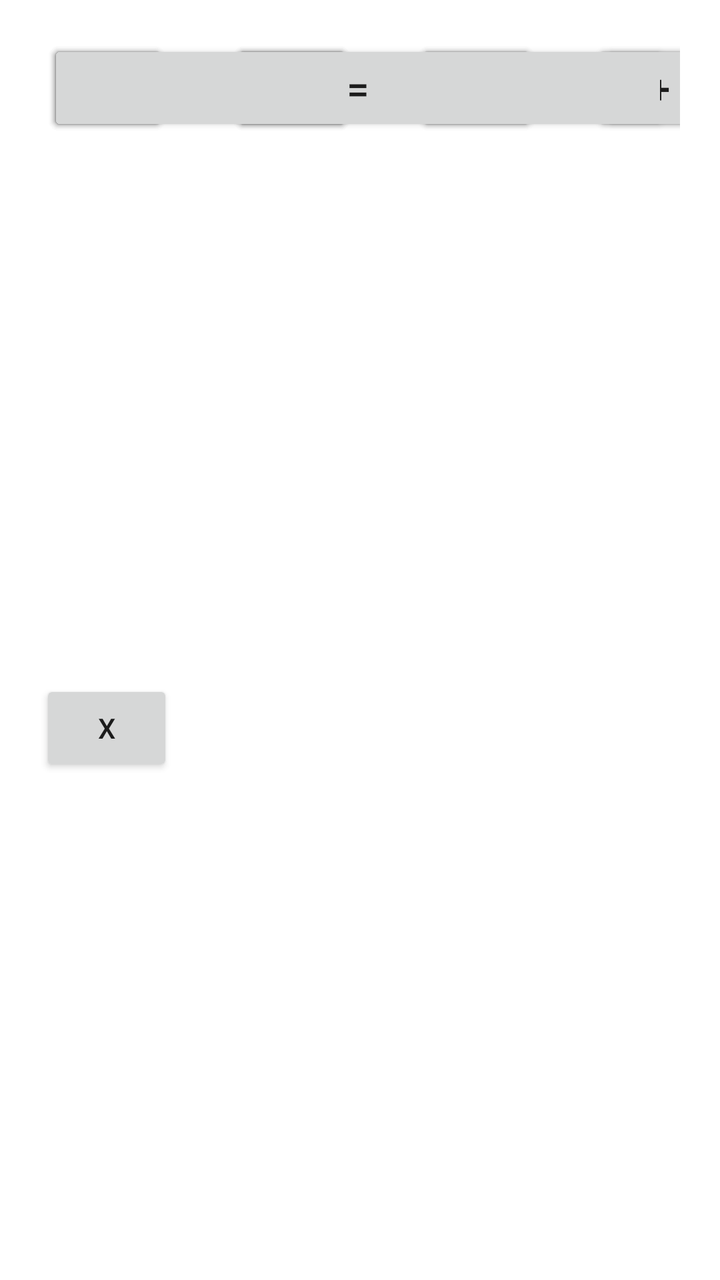
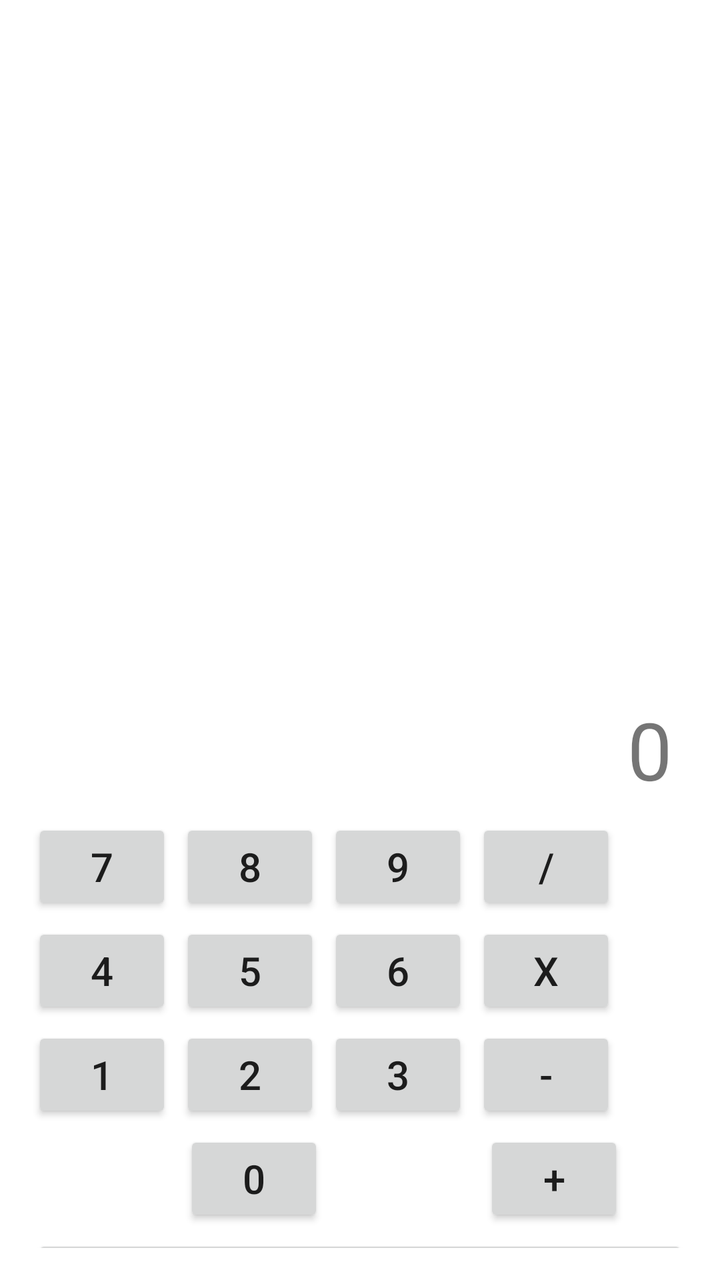

Screens rendered from an Android XML layout before and after an edit, with the pre-edit source and the edit as a unified diff.
<!-- AndroidManifest.xml: application theme Theme.Exemplo01 -->
<!-- res/layout/activity_main.xml -->
<?xml version="1.0" encoding="utf-8"?>
<androidx.constraintlayout.widget.ConstraintLayout xmlns:android="http://schemas.android.com/apk/res/android"
    xmlns:app="http://schemas.android.com/apk/res-auto"
    xmlns:tools="http://schemas.android.com/tools"
    android:layout_width="match_parent"
    android:layout_height="match_parent"
    android:padding="20dp"
    tools:context=".MainActivity">


    <Button
        android:id="@+id/buttonSeven"
        android:layout_width="180px"
        android:layout_height="wrap_content"
        android:layout_marginStart="4dp"
        android:scrollbarDefaultDelayBeforeFade="400"
        android:text="7"
        android:textSize="20sp"
        app:layout_constraintStart_toStartOf="parent"
        tools:layout_editor_absoluteY="249dp" />

    <Button
        android:id="@+id/buttonFour"
        android:layout_width="180px"
        android:layout_height="wrap_content"
        android:layout_marginStart="4dp"
        android:scrollbarDefaultDelayBeforeFade="400"
        android:text="4"
        android:textSize="20sp"
        app:layout_constraintStart_toStartOf="parent"
        tools:layout_editor_absoluteY="317dp" />

    <Button
        android:id="@+id/buttonOne"
        android:layout_width="180px"
        android:layout_height="wrap_content"
        android:layout_marginStart="4dp"
        android:scrollbarDefaultDelayBeforeFade="400"
        android:text="1"
        android:textSize="20sp"
        app:layout_constraintStart_toStartOf="parent"
        tools:layout_editor_absoluteY="385dp" />

    <Button
        android:id="@+id/buttonTwo"
        android:layout_width="180px"
        android:layout_height="wrap_content"
        android:layout_marginStart="96dp"
        android:scrollbarDefaultDelayBeforeFade="400"
        android:text="2"
        android:textSize="20sp"
        app:layout_constraintStart_toStartOf="parent"
        tools:layout_editor_absoluteY="385dp" />

    <Button
        android:id="@+id/buttonZero"
        android:layout_width="180px"
        android:layout_height="wrap_content"
        android:layout_marginStart="96dp"
        android:scrollbarDefaultDelayBeforeFade="400"
        android:text="0"
        android:textSize="20sp"
        app:layout_constraintStart_toStartOf="parent"
        tools:layout_editor_absoluteY="456dp" />

    <Button
        android:id="@+id/buttonThree"
        android:layout_width="180px"
        android:layout_height="wrap_content"
        android:layout_marginStart="188dp"
        android:scrollbarDefaultDelayBeforeFade="400"
        android:text="3"
        android:textSize="20sp"
        app:layout_constraintStart_toStartOf="parent"
        tools:layout_editor_absoluteY="386dp" />

    <Button
        android:id="@+id/buttonFive"
        android:layout_width="180px"
        android:layout_height="wrap_content"
        android:layout_marginStart="96dp"
        android:scrollbarDefaultDelayBeforeFade="400"
        android:text="5"
        android:textSize="20sp"
        app:layout_constraintStart_toStartOf="parent"
        tools:layout_editor_absoluteY="317dp" />

    <Button
        android:id="@+id/buttonSix"
        android:layout_width="180px"
        android:layout_height="wrap_content"
        android:layout_marginStart="188dp"
        android:scrollbarDefaultDelayBeforeFade="400"
        android:text="6"
        android:textSize="20sp"
        app:layout_constraintStart_toStartOf="parent"
        tools:layout_editor_absoluteY="318dp" />

    <Button
        android:id="@+id/buttonEigth"
        android:layout_width="180px"
        android:layout_height="wrap_content"
        android:layout_marginStart="96dp"
        android:text="8"
        android:textSize="20sp"
        app:layout_constraintStart_toStartOf="parent"
        tools:layout_editor_absoluteY="250dp" />

    <Button
        android:id="@+id/buttonNine"
        android:layout_width="180px"
        android:layout_height="wrap_content"
        android:layout_marginStart="188dp"
        android:text="9"
        android:textSize="20sp"
        app:layout_constraintStart_toStartOf="parent"
        tools:layout_editor_absoluteY="251dp" />

    <Button
        android:id="@+id/buttonDivision"
        android:layout_width="200px"
        android:layout_height="wrap_content"
        android:layout_marginStart="280dp"
        android:text="/"
        android:textSize="20sp"
        app:layout_constraintStart_toStartOf="parent"
        tools:layout_editor_absoluteY="250dp" />

    <Button
        android:id="@+id/buttonMultiply"
        android:layout_width="200px"
        android:layout_height="wrap_content"
        android:layout_marginTop="320dp"
        android:text="x"
        app:layout_constraintTop_toTopOf="parent"
        tools:layout_editor_absoluteX="277dp" />

    <Button
        android:id="@+id/buttonMinus"
        android:layout_width="200px"
        android:layout_height="wrap_content"
        android:layout_marginStart="276dp"
        android:text="-"
        android:textAppearance="@style/TextAppearance.AppCompat.Body1"
        android:textSize="20sp"
        app:layout_constraintStart_toStartOf="parent"
        tools:layout_editor_absoluteY="388dp" />

    <Button
        android:id="@+id/buttonPlus"
        android:layout_width="200px"
        android:layout_height="wrap_content"
        android:layout_marginStart="276dp"
        android:text="+"
        android:textSize="20sp"
        app:layout_constraintStart_toStartOf="parent"
        tools:layout_editor_absoluteY="458dp" />

    <Button
        android:id="@+id/buttonResult"
        android:layout_width="930px"
        android:layout_height="wrap_content"
        android:layout_marginStart="4dp"
        android:text="="
        android:textSize="20sp"
        app:layout_constraintStart_toStartOf="parent"
        tools:layout_editor_absoluteY="526dp" />

</androidx.constraintlayout.widget.ConstraintLayout>
<!-- resources referenced by this layout -->
<resources>
  <style name="Theme.Exemplo01" parent="Theme.MaterialComponents.DayNight.DarkActionBar">
          
          <item name="colorPrimary">@color/purple_500</item>
          <item name="colorPrimaryVariant">@color/purple_700</item>
          <item name="colorOnPrimary">@color/white</item>
          
          <item name="colorSecondary">@color/teal_200</item>
          <item name="colorSecondaryVariant">@color/teal_700</item>
          <item name="colorOnSecondary">@color/black</item>
          
          <item name="android:statusBarColor" tools:targetApi="l">?attr/colorPrimaryVariant</item>
          
      </style>
  <color name="purple_500">#FF6200EE</color>
  <color name="purple_700">#FF3700B3</color>
  <color name="white">#FFFFFFFF</color>
  <color name="teal_200">#FF03DAC5</color>
  <color name="teal_700">#FF018786</color>
  <color name="black">#FF000000</color>
</resources>

<!-- the commit's change to res/layout/activity_main.xml (unified diff, before → after) -->
@@ -4,166 +4,172 @@
     xmlns:tools="http://schemas.android.com/tools"
     android:layout_width="match_parent"
     android:layout_height="match_parent"
-    android:padding="20dp"
+    android:padding="16dp"
     tools:context=".MainActivity">
 
+    <TextView
+        android:id="@+id/numberDisplay"
+        android:layout_width="0dp"
+        android:layout_height="wrap_content"
+        android:layout_marginTop="324dp"
+        android:gravity="end"
+        android:padding="8dp"
+        android:text="0"
+        android:textSize="40sp"
+        app:layout_constraintEnd_toEndOf="parent"
+        app:layout_constraintHorizontal_bias="0.0"
+        app:layout_constraintStart_toStartOf="parent"
+        app:layout_constraintTop_toTopOf="parent" />
 
     <Button
         android:id="@+id/buttonSeven"
-        android:layout_width="180px"
+        android:layout_width="70dp"
         android:layout_height="wrap_content"
-        android:layout_marginStart="4dp"
-        android:scrollbarDefaultDelayBeforeFade="400"
         android:text="7"
         android:textSize="20sp"
-        app:layout_constraintStart_toStartOf="parent"
-        tools:layout_editor_absoluteY="249dp" />
+        app:layout_constraintTop_toBottomOf="@id/numberDisplay"
+        app:layout_constraintStart_toStartOf="parent" />
+
+    <Button
+        android:id="@+id/buttonEight"
+        android:layout_width="70dp"
+        android:layout_height="wrap_content"
+        android:text="8"
+        android:textSize="20sp"
+        app:layout_constraintTop_toTopOf="@id/buttonSeven"
+        app:layout_constraintStart_toEndOf="@id/buttonSeven"
+        android:layout_marginStart="4dp" />
+
+    <Button
+        android:id="@+id/buttonNine"
+        android:layout_width="70dp"
+        android:layout_height="wrap_content"
+        android:text="9"
+        android:textSize="20sp"
+        app:layout_constraintTop_toTopOf="@id/buttonSeven"
+        app:layout_constraintStart_toEndOf="@id/buttonEight"
+        android:layout_marginStart="4dp" />
+
+    <Button
+        android:id="@+id/buttonDivide"
+        android:layout_width="70dp"
+        android:layout_height="wrap_content"
+        android:text="/"
+        android:textSize="20sp"
+        app:layout_constraintTop_toTopOf="@id/buttonSeven"
+        app:layout_constraintStart_toEndOf="@id/buttonNine"
+        android:layout_marginStart="4dp" />
 
     <Button
         android:id="@+id/buttonFour"
-        android:layout_width="180px"
+        android:layout_width="70dp"
         android:layout_height="wrap_content"
-        android:layout_marginStart="4dp"
-        android:scrollbarDefaultDelayBeforeFade="400"
         android:text="4"
         android:textSize="20sp"
+        app:layout_constraintTop_toBottomOf="@id/buttonSeven"
         app:layout_constraintStart_toStartOf="parent"
-        tools:layout_editor_absoluteY="317dp" />
+        android:layout_marginTop="4dp" />
+
+    <Button
+        android:id="@+id/buttonFive"
+        android:layout_width="70dp"
+        android:layout_height="wrap_content"
+        android:text="5"
+        android:textSize="20sp"
+        app:layout_constraintTop_toTopOf="@id/buttonFour"
+        app:layout_constraintStart_toEndOf="@id/buttonFour"
+        android:layout_marginStart="4dp" />
+
+    <Button
+        android:id="@+id/buttonSix"
+        android:layout_width="70dp"
+        android:layout_height="wrap_content"
+        android:text="6"
+        android:textSize="20sp"
+        app:layout_constraintTop_toTopOf="@id/buttonFour"
+        app:layout_constraintStart_toEndOf="@id/buttonFive"
+        android:layout_marginStart="4dp" />
+
+    <Button
+        android:id="@+id/buttonMultiply"
+        android:layout_width="70dp"
+        android:layout_height="wrap_content"
+        android:text="x"
+        android:textSize="20sp"
+        app:layout_constraintTop_toTopOf="@id/buttonFour"
+        app:layout_constraintStart_toEndOf="@id/buttonSix"
+        android:layout_marginStart="4dp" />
 
     <Button
         android:id="@+id/buttonOne"
-        android:layout_width="180px"
+        android:layout_width="70dp"
         android:layout_height="wrap_content"
-        android:layout_marginStart="4dp"
-        android:scrollbarDefaultDelayBeforeFade="400"
         android:text="1"
         android:textSize="20sp"
+        app:layout_constraintTop_toBottomOf="@id/buttonFour"
         app:layout_constraintStart_toStartOf="parent"
-        tools:layout_editor_absoluteY="385dp" />
+        android:layout_marginTop="4dp" />
 
     <Button
         android:id="@+id/buttonTwo"
-        android:layout_width="180px"
+        android:layout_width="70dp"
         android:layout_height="wrap_content"
-        android:layout_marginStart="96dp"
-        android:scrollbarDefaultDelayBeforeFade="400"
         android:text="2"
         android:textSize="20sp"
-        app:layout_constraintStart_toStartOf="parent"
-        tools:layout_editor_absoluteY="385dp" />
+        app:layout_constraintTop_toTopOf="@id/buttonOne"
+        app:layout_constraintStart_toEndOf="@id/buttonOne"
+        android:layout_marginStart="4dp" />
+
+    <Button
+        android:id="@+id/buttonThree"
+        android:layout_width="70dp"
+        android:layout_height="wrap_content"
+        android:text="3"
+        android:textSize="20sp"
+        app:layout_constraintTop_toTopOf="@id/buttonOne"
+        app:layout_constraintStart_toEndOf="@id/buttonTwo"
+        android:layout_marginStart="4dp" />
+
+    <Button
+        android:id="@+id/buttonMinus"
+        android:layout_width="70dp"
+        android:layout_height="wrap_content"
+        android:text="-"
+        android:textSize="20sp"
+        app:layout_constraintTop_toTopOf="@id/buttonOne"
+        app:layout_constraintStart_toEndOf="@id/buttonThree"
+        android:layout_marginStart="4dp" />
 
     <Button
         android:id="@+id/buttonZero"
-        android:layout_width="180px"
+        android:layout_width="70dp"
         android:layout_height="wrap_content"
-        android:layout_marginStart="96dp"
-        android:scrollbarDefaultDelayBeforeFade="400"
+        android:layout_marginStart="76dp"
+        android:layout_marginTop="4dp"
         android:text="0"
         android:textSize="20sp"
         app:layout_constraintStart_toStartOf="parent"
-        tools:layout_editor_absoluteY="456dp" />
-
-    <Button
-        android:id="@+id/buttonThree"
-        android:layout_width="180px"
-        android:layout_height="wrap_content"
-        android:layout_marginStart="188dp"
-        android:scrollbarDefaultDelayBeforeFade="400"
-        android:text="3"
-        android:textSize="20sp"
-        app:layout_constraintStart_toStartOf="parent"
-        tools:layout_editor_absoluteY="386dp" />
-
-    <Button
-        android:id="@+id/buttonFive"
-        android:layout_width="180px"
-        android:layout_height="wrap_content"
-        android:layout_marginStart="96dp"
-        android:scrollbarDefaultDelayBeforeFade="400"
-        android:text="5"
-        android:textSize="20sp"
-        app:layout_constraintStart_toStartOf="parent"
-        tools:layout_editor_absoluteY="317dp" />
-
-    <Button
-        android:id="@+id/buttonSix"
-        android:layout_width="180px"
-        android:layout_height="wrap_content"
-        android:layout_marginStart="188dp"
-        android:scrollbarDefaultDelayBeforeFade="400"
-        android:text="6"
-        android:textSize="20sp"
-        app:layout_constraintStart_toStartOf="parent"
-        tools:layout_editor_absoluteY="318dp" />
-
-    <Button
-        android:id="@+id/buttonEigth"
-        android:layout_width="180px"
-        android:layout_height="wrap_content"
-        android:layout_marginStart="96dp"
-        android:text="8"
-        android:textSize="20sp"
-        app:layout_constraintStart_toStartOf="parent"
-        tools:layout_editor_absoluteY="250dp" />
-
-    <Button
-        android:id="@+id/buttonNine"
-        android:layout_width="180px"
-        android:layout_height="wrap_content"
-        android:layout_marginStart="188dp"
-        android:text="9"
-        android:textSize="20sp"
-        app:layout_constraintStart_toStartOf="parent"
-        tools:layout_editor_absoluteY="251dp" />
-
-    <Button
-        android:id="@+id/buttonDivision"
-        android:layout_width="200px"
-        android:layout_height="wrap_content"
-        android:layout_marginStart="280dp"
-        android:text="/"
-        android:textSize="20sp"
-        app:layout_constraintStart_toStartOf="parent"
-        tools:layout_editor_absoluteY="250dp" />
-
-    <Button
-        android:id="@+id/buttonMultiply"
-        android:layout_width="200px"
-        android:layout_height="wrap_content"
-        android:layout_marginTop="320dp"
-        android:text="x"
-        app:layout_constraintTop_toTopOf="parent"
-        tools:layout_editor_absoluteX="277dp" />
-
-    <Button
-        android:id="@+id/buttonMinus"
-        android:layout_width="200px"
-        android:layout_height="wrap_content"
-        android:layout_marginStart="276dp"
-        android:text="-"
-        android:textAppearance="@style/TextAppearance.AppCompat.Body1"
-        android:textSize="20sp"
-        app:layout_constraintStart_toStartOf="parent"
-        tools:layout_editor_absoluteY="388dp" />
+        app:layout_constraintTop_toBottomOf="@id/buttonOne" />
 
     <Button
         android:id="@+id/buttonPlus"
-        android:layout_width="200px"
+        android:layout_width="70dp"
         android:layout_height="wrap_content"
-        android:layout_marginStart="276dp"
+        android:layout_marginStart="80dp"
         android:text="+"
         android:textSize="20sp"
-        app:layout_constraintStart_toStartOf="parent"
-        tools:layout_editor_absoluteY="458dp" />
+        app:layout_constraintStart_toEndOf="@id/buttonZero"
+        app:layout_constraintTop_toTopOf="@id/buttonZero" />
 
     <Button
         android:id="@+id/buttonResult"
-        android:layout_width="930px"
+        android:layout_width="0dp"
         android:layout_height="wrap_content"
-        android:layout_marginStart="4dp"
         android:text="="
         android:textSize="20sp"
+        app:layout_constraintTop_toBottomOf="@id/buttonZero"
         app:layout_constraintStart_toStartOf="parent"
-        tools:layout_editor_absoluteY="526dp" />
+        app:layout_constraintEnd_toEndOf="parent"
+        android:layout_marginTop="4dp" />
 
 </androidx.constraintlayout.widget.ConstraintLayout>
